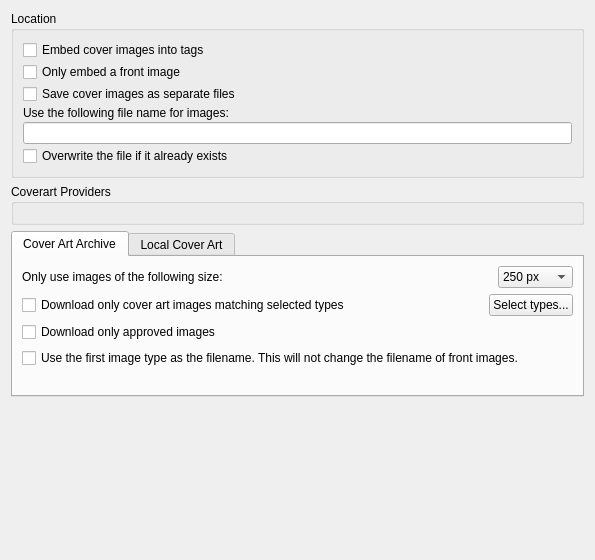
Before: the Qt Designer form ui/options_cover.ui in metabrainz/picard, drawn with Qt 5.
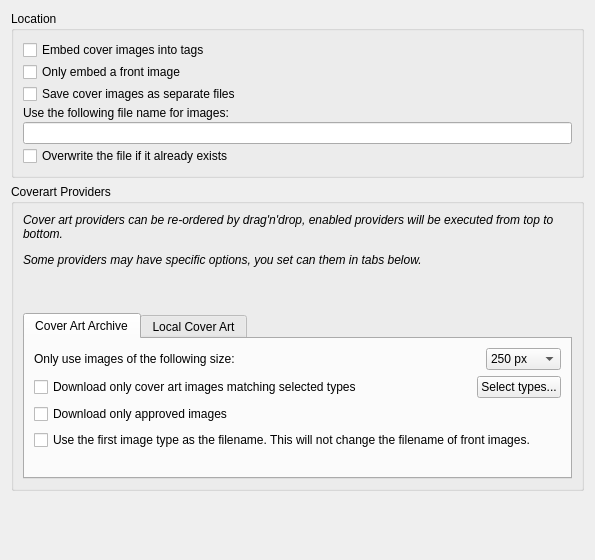
After: the same form once the commit is applied.

Commit message: Add a note about re-ordering providers by drag'n'drop

```diff
--- a/ui/options_cover.ui
+++ b/ui/options_cover.ui
@@ -75,8 +75,28 @@
      <property name="title">
       <string>Coverart Providers</string>
      </property>
-     <layout class="QVBoxLayout" name="ca_providers_layout"/>
-    </widget>
+     <layout class="QVBoxLayout" name="ca_providers_layout">
+      <item>
+       <layout class="QHBoxLayout" name="ca_providers_hbox">
+        <item>
+         <widget class="QLabel" name="ca_providers_note">
+          <property name="font">
+           <font>
+            <italic>true</italic>
+           </font>
+          </property>
+          <property name="frameShape">
+           <enum>QFrame::NoFrame</enum>
+          </property>
+          <property name="text">
+           <string>&lt;html&gt;&lt;head/&gt;&lt;body&gt;&lt;p&gt;Cover art providers can be re-ordered by drag'n'drop, enabled providers will be executed from top to bottom.&lt;/p&gt;&lt;p&gt;Some providers may have specific options, you set can them in tabs below.&lt;/p&gt;&lt;p&gt;&lt;br/&gt;&lt;/p&gt;&lt;/body&gt;&lt;/html&gt;</string>
+          </property>
+          <property name="wordWrap">
+           <bool>true</bool>
+          </property>
+         </widget>
+        </item>
+       </layout>
    </item>
    <item>
     <widget class="QTabWidget" name="tabWidget">
@@ -293,6 +313,9 @@
        </item>
       </layout>
      </widget>
+       </widget>
+      </item>
+     </layout>
     </widget>
    </item>
    <item>
```
Lines whose indentation alone changed are shown as unchanged. The commit also changes 2 other files.
